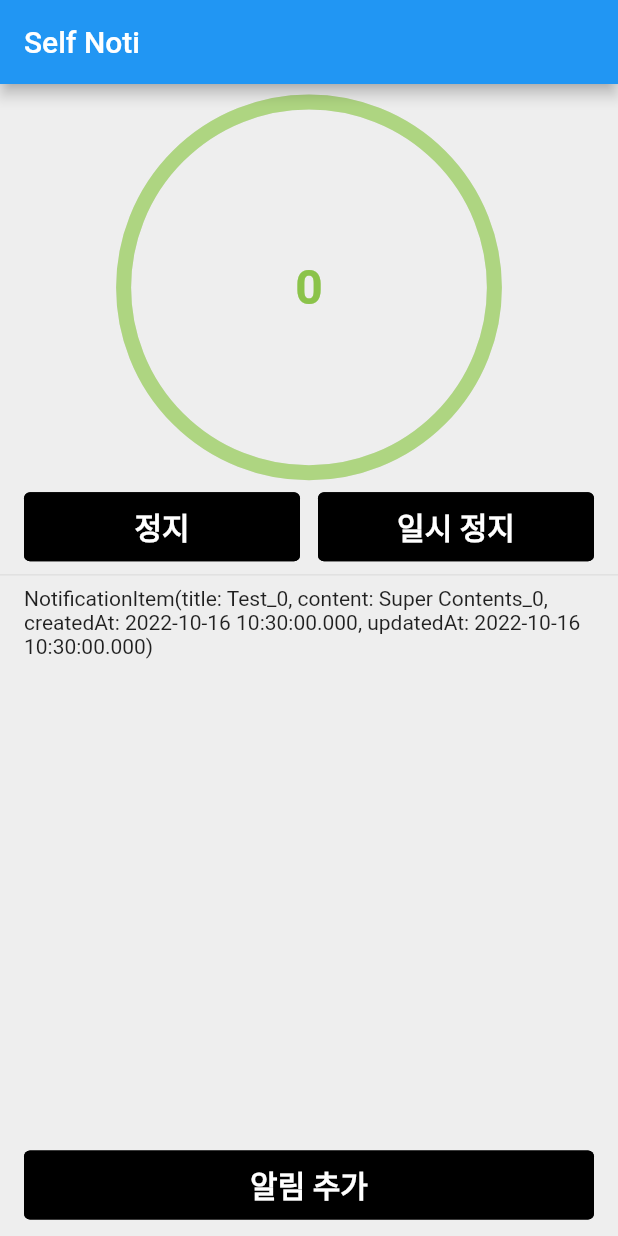
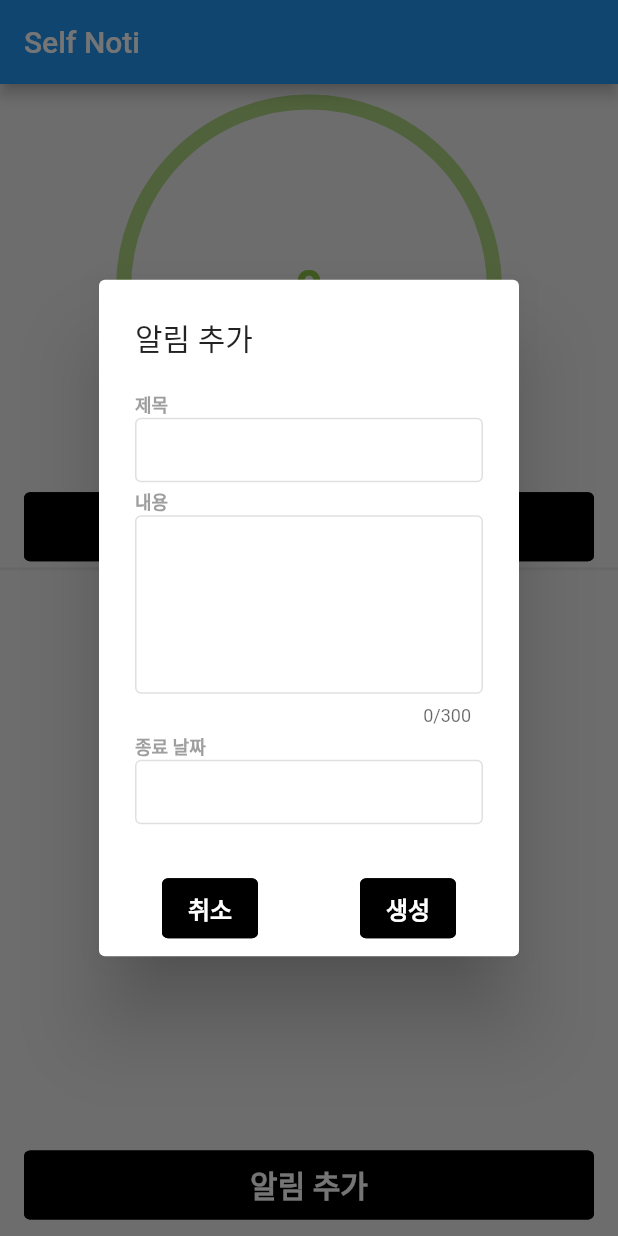
Before and after one commit to Raonshi/self_noti, a Flutter app: the screen it shows after launch, after a tap on "시간 설정", after a tap on "알림 추가", on a phone screen of 412 x 824 dp. Run offline on Flutter 3.47's test engine with Material 2 defaults, Android fonts, the light colour scheme and no system bars; drawn by our look-alikes of circular_countdown_timer; our stand-ins replace freezed_annotation.

Commit message:
implements notification list item ui

```diff
--- a/lib/data/notification_item/notification_item_model.dart
+++ b/lib/data/notification_item/notification_item_model.dart
@@ -11,7 +11,7 @@ class NotificationItem with _$NotificationItem {
     String? content,
     DateTime? createdAt,
     DateTime? updatedAt,
-
+    DateTime? expiredAt,
   }) = _NotificationItem;
 
   factory NotificationItem.fromJson(Map<String, Object?> json)
--- a/lib/src/home/components/notification_list.dart
+++ b/lib/src/home/components/notification_list.dart
@@ -1,5 +1,8 @@
 import 'package:flutter/material.dart';
+import 'package:intl/intl.dart';
+import 'package:self_noti/data/notification_item/notification_item_model.dart';
 import 'package:self_noti/src/home/provider/notification_provider.dart';
+import 'package:self_noti/src/widgets/notification_dialog.dart';
 import 'package:self_noti/style/styles.dart';
 
 class NotificationListComponent extends StatelessWidget {
@@ -9,9 +12,7 @@ class NotificationListComponent extends StatelessWidget {
 
   @override
   Widget build(BuildContext context) {
-    return Padding(
-      padding: const EdgeInsets.symmetric(horizontal: 16.0),
-      child: Column(
+    return Column(
       children: [
         Expanded(
           child: provider.notiItems.isEmpty
@@ -20,22 +21,71 @@ class NotificationListComponent extends StatelessWidget {
                   shrinkWrap: true,
                   itemCount: provider.notiItems.length,
                   itemBuilder: (BuildContext context, int index) {
-                      return Text(provider.notiItems[index].toString());
+                    return DecoratedBox(
+                      decoration: BoxDecoration(color: index % 2 == 0 ? Colors.grey.shade50 : Colors.grey.shade100),
+                      child: _NotificationListItem(
+                        item: provider.notiItems[index],
+                        onTap: () {},
+                      ),
+                    );
                   },
                 ),
         ),
-          Row(children: [
+        Padding(
+          padding: const EdgeInsets.symmetric(horizontal: 16.0),
+          child: Row(children: [
             Expanded(
               child: ElevatedButton(
                 style: mainButtonStyleForm,
-                onPressed: () {
-                  provider.addNotiItem();
+                onPressed: () async {
+                  await showDialog(
+                    context: context,
+                    builder: (_) {
+                      return NotificationDialog(provider: provider);
+                    },
+                  );
                 },
                 child: Text('알림 추가', style: buttonTextStyle),
               ),
             ),
           ]),
+        ),
       ],
+    );
+  }
+}
+
+class _NotificationListItem extends StatelessWidget {
+  const _NotificationListItem({Key? key, this.item, this.onTap}) : super(key: key);
+
+  final NotificationItem? item;
+  final VoidCallback? onTap;
+
+  @override
+  Widget build(BuildContext context) {
+    return ListTile(
+      title: Row(
+        mainAxisAlignment: MainAxisAlignment.spaceBetween,
+        children: [
+          Text(item?.title ?? '', style: titleSmallStyle),
+          Text(
+            item?.expiredAt == null ? '' : DateFormat('yyyy년 MM월 dd일 종료').format(item!.expiredAt!),
+            style: labelStyle,
+          ),
+        ],
+      ),
+      subtitle: Text(
+        (item?.content ?? '').replaceAll('\n', '. '),
+        overflow: TextOverflow.ellipsis,
+        maxLines: 2,
+      ),
+      trailing: IconButton(
+        constraints: const BoxConstraints(),
+        splashRadius: 0.1,
+        padding: EdgeInsets.zero,
+        onPressed: onTap,
+        iconSize: 32.0,
+        icon: const Icon(Icons.chevron_right_rounded, color: Colors.black),
       ),
     );
   }
--- a/lib/src/home/components/timer.dart
+++ b/lib/src/home/components/timer.dart
@@ -96,7 +96,6 @@ class TimerComponent extends StatelessWidget {
                           return TimerDialog(provider: provider);
                         },
                       );
-                      debugPrint('${provider.time}');
                       provider.timerStart();
                     },
                     child: Text('시간 설정', style: buttonTextStyle),
--- a/lib/src/home/page.dart
+++ b/lib/src/home/page.dart
@@ -31,7 +31,8 @@ class HomePage extends StatelessWidget {
               builder: (BuildContext context, TimerProvider provider, Widget? child) =>
                   TimerComponent(provider: provider),
             ),
-             Divider(thickness: 1.0, color: Colors.grey.shade300),
+             SizedBox(height: 4.0),
+             Divider(thickness: 2.0, color: Colors.grey.shade300, height: 1.0,),
             Expanded(
               child: Consumer<NotificationProvider>(
                 builder: (BuildContext context, NotificationProvider provider, Widget? child) =>
--- a/lib/src/home/provider/notification_provider.dart
+++ b/lib/src/home/provider/notification_provider.dart
@@ -1,4 +1,3 @@
-import 'package:circular_countdown_timer/circular_countdown_timer.dart';
 import 'package:flutter/material.dart';
 import 'package:self_noti/data/notification_item/notification_item_model.dart';
 
@@ -23,15 +22,9 @@ class NotificationProvider extends ChangeNotifier {
     notifyListeners();
   }
 
-  void addNotiItem() {
-    int index = notiItems.length;
-    notiItems.add(NotificationItem(
-      title: 'Test_$index',
-      content: 'Super Contents_$index',
-      createdAt: DateTime.now(),
-      updatedAt: DateTime.now(),
-    ));
-
+  void addNotiItem(NotificationItem item) {
+    item = item.copyWith(createdAt: DateTime.now());
+    notiItems.add(item);
     notifyListeners();
   }
 }
--- /dev/null
+++ b/lib/src/widgets/notification_dialog.dart
@@ -0,0 +1,203 @@
+import 'package:flutter/material.dart';
+import 'package:intl/intl.dart';
+import 'package:provider/provider.dart';
+import 'package:self_noti/data/notification_item/notification_item_model.dart';
+import 'package:self_noti/enum.dart';
+import 'package:self_noti/src/home/provider/notification_provider.dart';
+import 'package:self_noti/src/home/provider/timer_provider.dart';
+import 'package:self_noti/style/styles.dart';
+
+class NotificationDialog extends StatelessWidget {
+  const NotificationDialog({Key? key, required this.provider}) : super(key: key);
+
+  final NotificationProvider provider;
+
+  @override
+  Widget build(BuildContext context) {
+    return ChangeNotifierProvider.value(
+      value: provider,
+      child: Consumer<NotificationProvider>(
+        builder: (BuildContext context, NotificationProvider provider, Widget? child) {
+          NotificationItem notiItem = const NotificationItem();
+          return AlertDialog(
+            title: const Text('알림 추가'),
+            content: SingleChildScrollView(
+              child: Column(
+                mainAxisSize: MainAxisSize.min,
+                children: [
+                  // Title
+                  _NotificationInputField(
+                    label: '제목',
+                    onChanged: (String value) {
+                      notiItem = notiItem.copyWith(title: value);
+                    },
+                  ),
+
+                  const SizedBox(height: 4.0),
+
+                  // Content
+                  _NotificationInputField(
+                    label: '내용',
+                    maxLine: 5,
+                    maxLength: 300,
+                    onChanged: (String value) {
+                      notiItem = notiItem.copyWith(content: value);
+                    },
+                  ),
+                  const SizedBox(height: 4.0),
+
+                  // Expired Day
+                  _NotificationDateInputField(
+                    label: '종료 날짜',
+                    onChanged: (DateTime? date) {
+                      notiItem = notiItem.copyWith(expiredAt: date);
+                    },
+                  ),
+                ],
+              ),
+            ),
+            actions: [
+              ElevatedButton(
+                  style: mainButtonStyleForm,
+                  onPressed: () {
+                    Navigator.of(context).pop();
+                  },
+                  child: Text('취소', style: buttonTextStyle.copyWith(fontSize: 16.0))),
+              ElevatedButton(
+                  style: mainButtonStyleForm,
+                  onPressed: () {
+                    provider.addNotiItem(notiItem);
+                    Navigator.of(context).pop();
+                  },
+                  child: Text('생성', style: buttonTextStyle.copyWith(fontSize: 16.0))),
+            ],
+            actionsAlignment: MainAxisAlignment.spaceAround,
+          );
+        },
+      ),
+    );
+  }
+}
+
+/// Input Notification's String value
+class _NotificationInputField extends StatefulWidget {
+  _NotificationInputField({
+    Key? key,
+    this.label,
+    this.onChanged,
+    this.maxLength,
+    this.maxLine,
+  }) : super(key: key);
+
+  final String? label;
+  final ValueChanged<String>? onChanged;
+  final int? maxLine;
+  final int? maxLength;
+
+  final TextEditingController textEditingController = TextEditingController();
+
+  @override
+  State<_NotificationInputField> createState() => _NotificationInputFieldState();
+}
+
+class _NotificationInputFieldState extends State<_NotificationInputField> {
+  @override
+  Widget build(BuildContext context) {
+    return Column(
+      crossAxisAlignment: CrossAxisAlignment.start,
+      children: [
+        if (widget.label != null) Text(widget.label!, style: labelStyle),
+        TextFormField(
+          onChanged: (String value) {
+            setState(() {
+              widget.onChanged!(value);
+            });
+          },
+          maxLength: widget.maxLength,
+          maxLines: widget.maxLine,
+          decoration: InputDecoration(
+            isDense: true,
+            contentPadding: const EdgeInsets.symmetric(vertical: 12.0, horizontal: 8.0),
+            enabledBorder: getBorder(Colors.grey.shade300),
+            focusedBorder: getBorder(Colors.black),
+            focusedErrorBorder: getBorder(Colors.red.shade400),
+          ),
+        ),
+      ],
+    );
+  }
+
+  OutlineInputBorder getBorder(Color color) => OutlineInputBorder(
+        borderRadius: BorderRadius.circular(4.0),
+        borderSide: BorderSide(color: color, width: 1.0),
+      );
+}
+
+/// Input Notification Date value
+class _NotificationDateInputField extends StatefulWidget {
+  _NotificationDateInputField({
+    Key? key,
+    this.label,
+    this.onChanged,
+  }) : super(key: key);
+
+  final String? label;
+  final ValueChanged<DateTime>? onChanged;
+
+  final TextEditingController textEditingController = TextEditingController();
+
+  @override
+  State<_NotificationDateInputField> createState() => _NotificationInputDateFieldState();
+}
+
+class _NotificationInputDateFieldState extends State<_NotificationDateInputField> {
+  late DateTime date;
+  bool isCalendarOpen = false;
+
+  @override
+  Widget build(BuildContext context) {
+    return Column(
+      crossAxisAlignment: CrossAxisAlignment.start,
+      children: [
+        if (widget.label != null) Text(widget.label!, style: labelStyle),
+        TextFormField(
+          controller: widget.textEditingController,
+          onTap: () async {
+            setState(() {
+              isCalendarOpen = true;
+            });
+          },
+          decoration: InputDecoration(
+            isDense: true,
+            contentPadding: const EdgeInsets.symmetric(vertical: 12.0, horizontal: 8.0),
+            enabledBorder: getBorder(Colors.grey.shade300),
+            focusedBorder: getBorder(Colors.black),
+            focusedErrorBorder: getBorder(Colors.red.shade400),
+          ),
+        ),
+        if (isCalendarOpen)
+          SizedBox(
+            width: MediaQuery.of(context).size.width,
+            height: 300,
+            child: CalendarDatePicker(
+              initialDate: DateTime.now(),
+              firstDate: DateTime(1970),
+              lastDate: DateTime(2099, 12, 31),
+              onDateChanged: (DateTime date) {
+                widget.textEditingController.text = DateFormat('yyyy년 MM월 dd일').format(date);
+                setState(() {
+                  isCalendarOpen = false;
+                  widget.onChanged!(date);
+                });
+              },
+            ),
+          ),
+      ],
+    );
+  }
+
+  OutlineInputBorder getBorder(Color color) => OutlineInputBorder(
+        borderRadius: BorderRadius.circular(4.0),
+        borderSide: BorderSide(color: color, width: 1.0),
+      );
+}
--- a/lib/style/styles.dart
+++ b/lib/style/styles.dart
@@ -15,3 +15,14 @@ TextStyle get buttonTextStyle => const TextStyle(
       fontWeight: FontWeight.w600,
       color: Colors.white,
     );
+
+TextStyle get labelStyle => const TextStyle(
+  fontSize: 12.0,
+  fontWeight: FontWeight.w600,
+  color: Colors.grey,
+);
+
+TextStyle get titleSmallStyle => const TextStyle(
+  fontSize: 16.0,
+  fontWeight: FontWeight.w600,
+);
--- a/pubspec.yaml
+++ b/pubspec.yaml
@@ -41,6 +41,8 @@ dependencies:
   json_serializable: 6.5.1
   circular_countdown_timer: 0.2.2
   awesome_notifications: 0.7.2
+  shared_preferences: 2.0.15
+  intl: 0.17.0
 
 dev_dependencies:
   flutter_test:
```
Also changed, not shown: lib/data/notification_item/notification_item_model.freezed.dart, lib/data/notification_item/notification_item_model.g.dart, pubspec.lock. Lines whose indentation alone changed are shown as unchanged.
